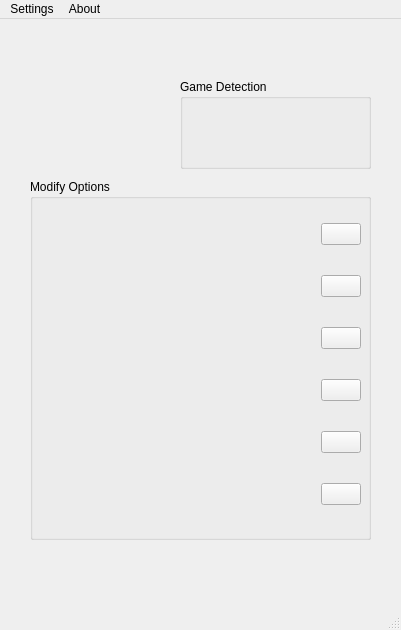
CN-Scars/MisideTrainer, file ui/mainwindow.ui: the form before one commit.
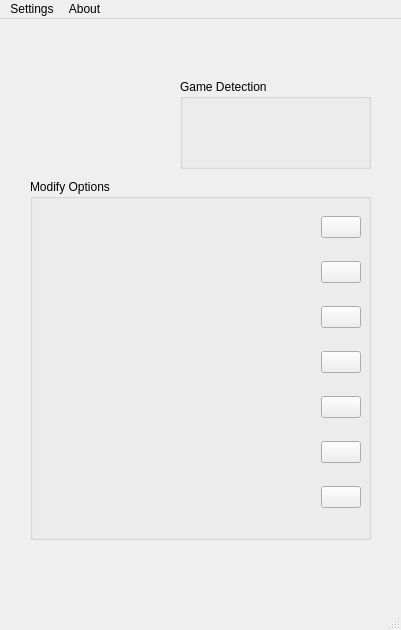
The form after the commit.

Commit message: Add modification: Space Car always first place

The edit to the form file:
```diff
--- a/ui/mainwindow.ui
+++ b/ui/mainwindow.ui
@@ -69,37 +69,6 @@
       </rect>
      </property>
      <layout class="QVBoxLayout" name="verticalLayout_2">
-      <item>
-       <layout class="QHBoxLayout" name="horizontalLayout_6">
-        <item>
-         <widget class="QLabel" name="gameConsoleInvincibilityLabel">
-          <property name="text">
-           <string/>
-          </property>
-         </widget>
-        </item>
-        <item>
-         <spacer name="horizontalSpacer_6">
-          <property name="orientation">
-           <enum>Qt::Horizontal</enum>
-          </property>
-          <property name="sizeHint" stdset="0">
-           <size>
-            <width>40</width>
-            <height>20</height>
-           </size>
-          </property>
-         </spacer>
-        </item>
-        <item>
-         <widget class="QPushButton" name="gameConsoleInvincibilityPushButton">
-          <property name="text">
-           <string/>
-          </property>
-         </widget>
-        </item>
-       </layout>
-      </item>
       <item>
        <layout class="QHBoxLayout" name="horizontalLayout">
         <item>
@@ -131,6 +100,37 @@
         </item>
        </layout>
       </item>
+      <item>
+       <layout class="QHBoxLayout" name="horizontalLayout_6">
+        <item>
+         <widget class="QLabel" name="gameConsoleInvincibilityLabel">
+          <property name="text">
+           <string/>
+          </property>
+         </widget>
+        </item>
+        <item>
+         <spacer name="horizontalSpacer_6">
+          <property name="orientation">
+           <enum>Qt::Horizontal</enum>
+          </property>
+          <property name="sizeHint" stdset="0">
+           <size>
+            <width>40</width>
+            <height>20</height>
+           </size>
+          </property>
+         </spacer>
+        </item>
+        <item>
+         <widget class="QPushButton" name="gameConsoleInvincibilityPushButton">
+          <property name="text">
+           <string/>
+          </property>
+         </widget>
+        </item>
+       </layout>
+      </item>
       <item>
        <layout class="QHBoxLayout" name="horizontalLayout_2">
         <item>
@@ -193,6 +193,37 @@
         </item>
        </layout>
       </item>
+      <item>
+       <layout class="QHBoxLayout" name="horizontalLayout_7">
+        <item>
+         <widget class="QLabel" name="spaceCarAlwaysFirstPlaceLabel">
+          <property name="text">
+           <string/>
+          </property>
+         </widget>
+        </item>
+        <item>
+         <spacer name="horizontalSpacer_7">
+          <property name="orientation">
+           <enum>Qt::Horizontal</enum>
+          </property>
+          <property name="sizeHint" stdset="0">
+           <size>
+            <width>40</width>
+            <height>20</height>
+           </size>
+          </property>
+         </spacer>
+        </item>
+        <item>
+         <widget class="QPushButton" name="spaceCarAlwaysFirstPlacePushButton">
+          <property name="text">
+           <string/>
+          </property>
+         </widget>
+        </item>
+       </layout>
+      </item>
       <item>
        <layout class="QHBoxLayout" name="horizontalLayout_4">
         <item>
```
The commit also changes 7 other files.
